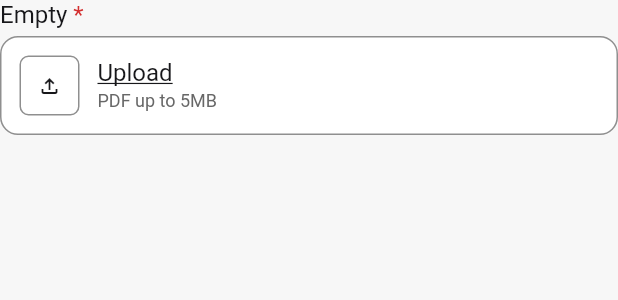
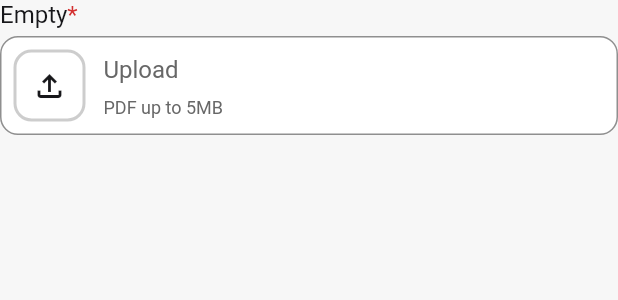
Before and after one commit to Ravana-indus/SLDS_Flutter, a Flutter app: the SldsUploadField widget shown alone on an empty page, opened directly, on a phone screen of 412 x 824 dp. Shown: the top 300 px of the screen. Run offline on Flutter 3.47's test engine with Material 3 defaults, Android fonts, the phone set to English and light mode, and no system bars; our stand-ins replace flutter_bloc; missing offline and left inert: widgetbook, widgetbook_annotation.

Commit message:
fix: Match SldsUploadField to Figma Upload (#171-#180)
- Required asterisk follows the label with no space (#175).
- Box pads 8px; empty-state icon button is 48px white with a 2px
  #CDCDCD border round a 24px glyph; 6px between the text lines (#174).
- Inner 'Upload' is #676767 without an underline (#172).
- Spinner #17171A (#177); uploaded check #1FAA63 (#178); badges and
  spinner sit 8px inside the box (#177-#179). Filename and caption on
  Figma's 24px and 14px lines.
- Tests pin label, helper, filename and close-icon colours that already
  matched (#171, #173, #176, #180).

```diff
--- a/packages/slds_components/lib/src/widgets/slds_upload_field.dart
+++ b/packages/slds_components/lib/src/widgets/slds_upload_field.dart
@@ -138,7 +138,8 @@ class SldsUploadField extends StatelessWidget {
         uploadedWidget ??
         Icon(
           uploadedIcon ?? Icons.check,
-          color: colors.success,
+          // Figma's Check is the feedback green #1FAA63 (#178).
+          color: colors.badgeSuccessText,
           size: dimensions.iconSizeSmall,
         );
 
@@ -154,23 +155,22 @@ class SldsUploadField extends StatelessWidget {
       crossAxisAlignment: CrossAxisAlignment.start,
       mainAxisSize: MainAxisSize.min,
       children: [
-        Row(
-          mainAxisSize: MainAxisSize.min,
-          children: [
-            Text(
-              label,
-              style: tokens.typography.compactLabel.copyWith(
-                color: colors.inputLabel,
-              ),
+        // The asterisk follows the label with no space, as on every other
+        // field (#175).
+        Text.rich(
+          TextSpan(
+            style: tokens.typography.compactLabel.copyWith(
+              color: colors.inputLabel,
             ),
-            if (required)
-              Text(
-                ' *',
-                style: tokens.typography.compactLabel.copyWith(
-                  color: colors.inputBorderError,
+            children: [
+              TextSpan(text: label),
+              if (required)
+                TextSpan(
+                  text: '*',
+                  style: TextStyle(color: colors.inputBorderError),
                 ),
-              ),
-          ],
+            ],
+          ),
         ),
         SizedBox(height: dimensions.space4),
         Semantics(
@@ -191,10 +191,9 @@ class SldsUploadField extends StatelessWidget {
               constraints: BoxConstraints(
                 minHeight: dimensions.buttonHeightExtraLarge,
               ),
-              padding: EdgeInsets.symmetric(
-                horizontal: dimensions.space12,
-                vertical: dimensions.space12,
-              ),
+              // Figma's Content pads 8px on every side (#174), which also
+              // puts each state's leading icon at Figma's spot (#177-#179).
+              padding: EdgeInsets.all(dimensions.space8),
               decoration: BoxDecoration(
                 color: enabled ? colors.surfaceCard : colors.disabledBackground,
                 border: Border.all(color: colors.borderDefault),
@@ -263,18 +262,21 @@ class _EmptyRow extends StatelessWidget {
         customWidget ??
         Icon(
           icon ?? Icons.file_upload_outlined,
-          size: tokens.dimensions.avatarIconMedium,
+          size: tokens.dimensions.iconSizeLarge,
           color: iconColor,
         );
 
     return Row(
       children: [
+        // Figma's Icon Button (543:5705): 48px, white, 2px #CDCDCD border,
+        // radius 12, round a 24px upload glyph (#174).
         Container(
-          width: tokens.dimensions.avatarSize40,
-          height: tokens.dimensions.avatarSize40,
+          width: tokens.dimensions.tapTargetMin,
+          height: tokens.dimensions.tapTargetMin,
           decoration: BoxDecoration(
-            border: Border.all(color: colors.borderDefault),
-            borderRadius: BorderRadius.circular(tokens.dimensions.radiusLg),
+            color: colors.surfaceCard,
+            border: Border.all(color: colors.buttonSecondaryBorder, width: 2),
+            borderRadius: BorderRadius.circular(tokens.dimensions.radius2xl),
           ),
           child: Center(child: leadingChild),
         ),
@@ -287,16 +289,22 @@ class _EmptyRow extends StatelessWidget {
             crossAxisAlignment: CrossAxisAlignment.start,
             mainAxisSize: MainAxisSize.min,
             children: [
+              // Figma Link button: 16/400/24 #676767, not underlined (#172).
               Text(
                 'Upload',
                 style: tokens.typography.body1.copyWith(
-                  color: iconColor,
-                  decoration: TextDecoration.underline,
+                  height: 24 / 16,
+                  color: enabled
+                      ? colors.inputHelper
+                      : colors.disabledForeground,
                 ),
               ),
+              // Figma's gap-[6px] between the two lines (#174).
+              SizedBox(height: tokens.dimensions.space6),
               Text(
                 hintText ?? context.sldsStrings.uploadHint,
                 style: tokens.typography.caption1.copyWith(
+                  height: 14 / 12,
                   color: colors.inputHelper,
                 ),
               ),
@@ -335,7 +343,8 @@ class _UploadingRow extends StatelessWidget {
           // of drawn into the indicator itself (matches the design: the
           // ring never actually renders "72%" as an arc, only as a label).
           child: Center(
-            child: CupertinoActivityIndicator(color: colors.inputBorderFocused),
+            // Figma's SpinnerGap is #17171A, not gold (#177).
+            child: CupertinoActivityIndicator(color: colors.textPrimary),
           ),
         ),
         SizedBox(width: tokens.dimensions.space12),
@@ -348,6 +357,7 @@ class _UploadingRow extends StatelessWidget {
                 fileName,
                 overflow: TextOverflow.ellipsis,
                 style: tokens.typography.body1.copyWith(
+                  height: 24 / 16,
                   color: colors.textPrimary,
                 ),
               ),
@@ -359,6 +369,7 @@ class _UploadingRow extends StatelessWidget {
                     ? '${(progress! * 100).round()}%'
                     : 'Uploading…',
                 style: tokens.typography.caption1.copyWith(
+                  height: 14 / 12,
                   color: colors.inputHelper,
                 ),
               ),
@@ -399,9 +410,10 @@ class _ResultRow extends StatelessWidget {
     final trailingWidget = removeWidget ?? Icon(removeIcon ?? Icons.close);
 
     return Row(
-      // Figma's Content row (node 543:5749) centres the badge+text group
-      // against the remove button as a whole — only the badge-vs-filename
-      // alignment inside that group is items-start (below).
+      // Top-aligned so the badge and filename sit 8px inside the box, where
+      // Figma puts them (#178, #179): centred, the remove button's 48dp tap
+      // height pushed the group down.
+      crossAxisAlignment: CrossAxisAlignment.start,
       children: [
         Expanded(
           child: Row(
@@ -430,6 +442,7 @@ class _ResultRow extends StatelessWidget {
                       fileName,
                       overflow: TextOverflow.ellipsis,
                       style: tokens.typography.body1.copyWith(
+                        height: 24 / 16,
                         color: colors.textPrimary,
                       ),
                     ),
@@ -440,6 +453,7 @@ class _ResultRow extends StatelessWidget {
                       Text(
                         caption!,
                         style: tokens.typography.caption1.copyWith(
+                          height: 14 / 12,
                           color: captionColor,
                         ),
                       ),
```
Also changed, not shown: 8 other files.
